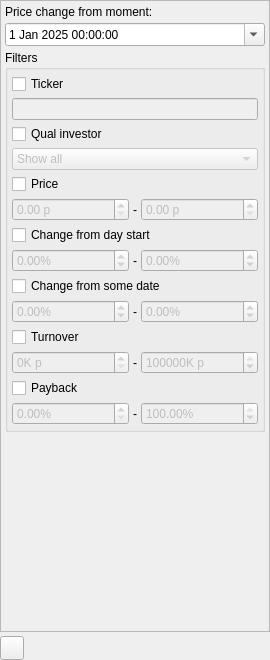
This is app/src/widgets/stockscontrolswidget/stockscontrolswidget.ui in Gris87/TInvestor as Qt 5 draws it before an edit. The edited form follows.
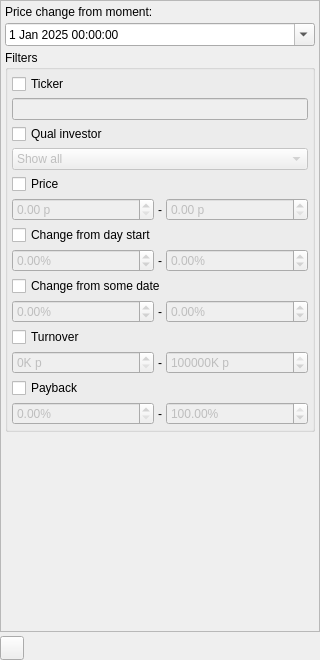
This is the edited form. Icons and pictures are not drawn. Custom widgets are drawn as their Qt base class.

Patch:
```diff
--- a/app/src/widgets/stockscontrolswidget/stockscontrolswidget.ui
+++ b/app/src/widgets/stockscontrolswidget/stockscontrolswidget.ui
@@ -6,13 +6,13 @@
    <rect>
     <x>0</x>
     <y>0</y>
-    <width>270</width>
+    <width>320</width>
     <height>660</height>
    </rect>
   </property>
   <property name="maximumSize">
    <size>
-    <width>270</width>
+    <width>320</width>
     <height>16777215</height>
    </size>
   </property>
@@ -64,8 +64,8 @@
            <rect>
             <x>0</x>
             <y>0</y>
-            <width>269</width>
-            <height>614</height>
+            <width>318</width>
+            <height>628</height>
            </rect>
           </property>
           <layout class="QVBoxLayout" name="verticalLayout_3">
```
